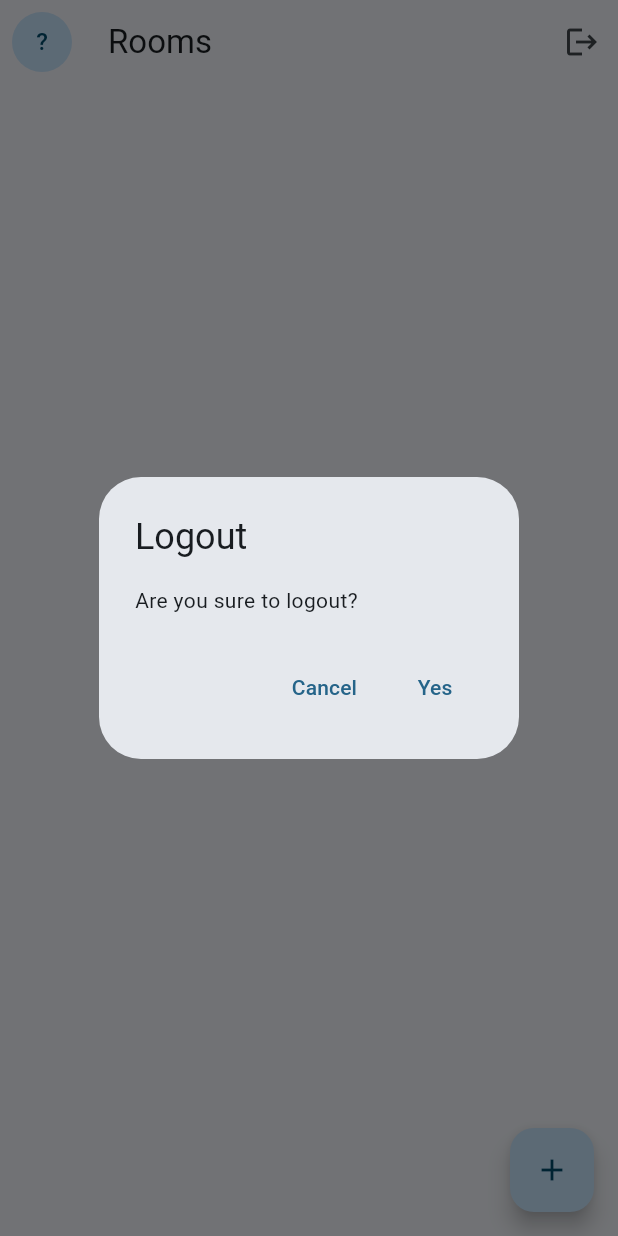
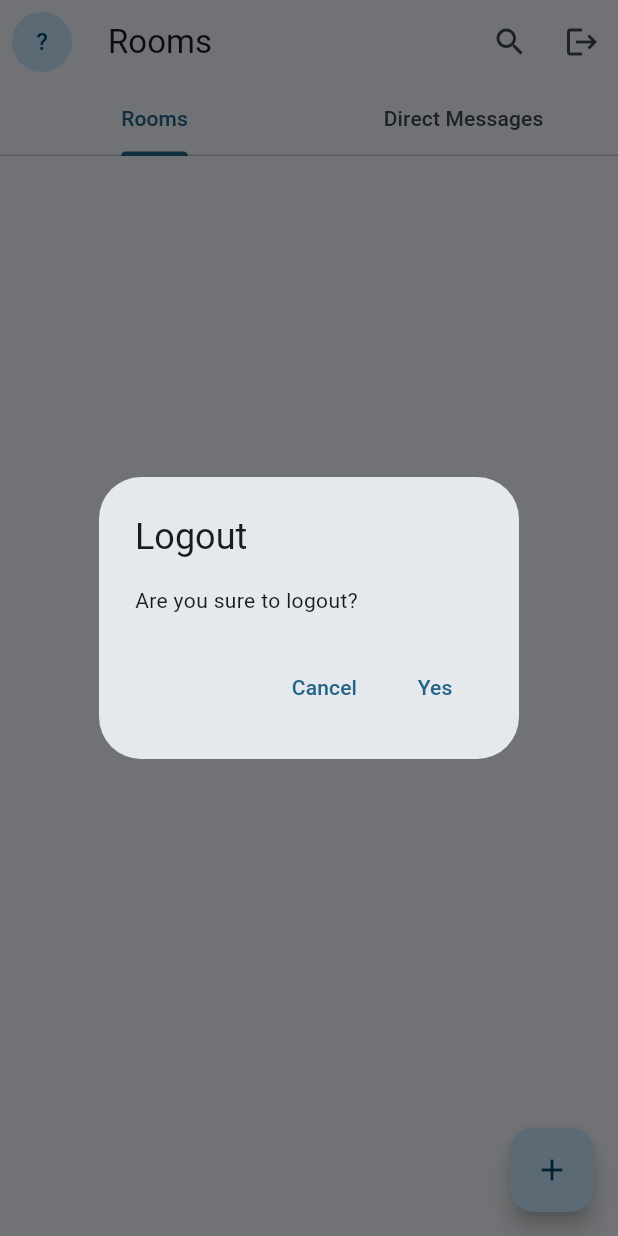
Before and after one commit to mukhammademineminov/suhbat, a Flutter app: the screen it shows once a user with an empty profile is signed in, after a tap on the "logout" icon, on a phone screen of 412 x 824 dp. Run offline on Flutter 3.47's test engine with Material 3 defaults, Android fonts, the phone set to English and light mode, and no system bars; our stand-ins replace flutter_dotenv, flutter_riverpod, gap, go_router, supabase_flutter; accounts and stored records are empty.

Commit message:
feat: implement RoomsScreen with tab navigation and search functionality

```diff
--- a/lib/features/chat/presentation/rooms_screen.dart
+++ b/lib/features/chat/presentation/rooms_screen.dart
@@ -9,11 +9,31 @@ import 'package:suhbat/features/chat/providers/rooms_provider.dart';
 import 'package:suhbat/features/profile/providers/profile_provider.dart';
 import 'package:suhbat/utils/dialog_utils.dart';
 
-class RoomsScreen extends ConsumerWidget {
+class RoomsScreen extends ConsumerStatefulWidget {
   const RoomsScreen({super.key});
 
   @override
-  Widget build(BuildContext context, WidgetRef ref) {
+  ConsumerState<RoomsScreen> createState() => _RoomsScreenState();
+}
+
+class _RoomsScreenState extends ConsumerState<RoomsScreen>
+    with SingleTickerProviderStateMixin {
+  late TabController _tabController;
+
+  @override
+  void initState() {
+    super.initState();
+    _tabController = TabController(length: 2, vsync: this);
+  }
+
+  @override
+  void dispose() {
+    _tabController.dispose();
+    super.dispose();
+  }
+
+  @override
+  Widget build(BuildContext context) {
     final roomsAsync = ref.watch(roomsProvider);
     final profileAsync = ref.watch(profilesprovider);
 
@@ -29,11 +49,25 @@ class RoomsScreen extends ConsumerWidget {
                 data: (profile) => Text(profile.avatarChar),
                 loading: () => const SizedBox(),
                 error: (_, _) => const Text('?'),
-            )
-          )
-        ),),
+              ),
+            ),
+          ),
+        ),
+        bottom: TabBar(
+          controller: _tabController,
+          tabs: const [
+            Tab(text: 'Rooms'),
+            Tab(text: 'Direct Messages'),
+          ],
+        ),
 
         actions: [
+          IconButton(
+            icon: const Icon(Icons.search),
+            onPressed: () =>
+                showSearch(context: context, delegate: AppSearchDelegate()),
+          ),
+
           IconButton(
             icon: Icon(Icons.logout),
             onPressed: () async {
@@ -48,14 +82,16 @@ class RoomsScreen extends ConsumerWidget {
               }
             },
           ),
-
         ],
       ),
       floatingActionButton: FloatingActionButton(
         onPressed: () => _showCreateRoomDialog(context, ref),
         child: const Icon(Icons.add),
       ),
-      body: roomsAsync.when(
+      body: TabBarView(
+        controller: _tabController,
+        children: [
+          roomsAsync.when(
             loading: () => const Center(child: CircularProgressIndicator()),
             error: (e, _) => Center(child: Text(e.toString())),
             data: (rooms) => ListView.builder(
@@ -71,6 +107,9 @@ class RoomsScreen extends ConsumerWidget {
                 );
               },
             ),
+          ),
+          const Center(child: Text('Direct Messages')),
+        ],
       ),
     );
   }
```
Also changed, not shown: lib/features/search/data/search_repository.dart (added, +27 -0 lines), lib/features/search/presentation/search_delegate.dart (added, +46 -0 lines). Lines whose indentation alone changed are shown as unchanged.
